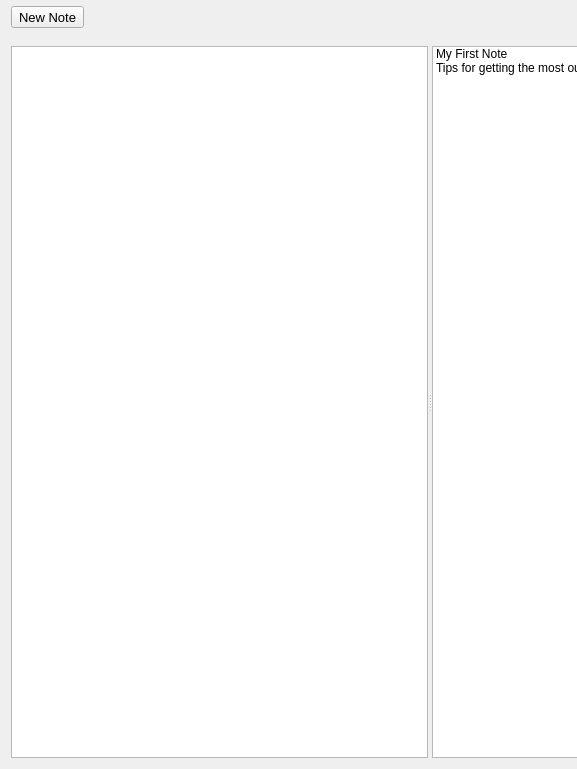
Before: the Qt Designer form mainwindow.ui in Open-App-Library/Vibrato-Notes-Desktop, drawn with Qt 5; both pictures show x 0 to 577 and y 0 to 769 of the 1280 by 769 pixel window.
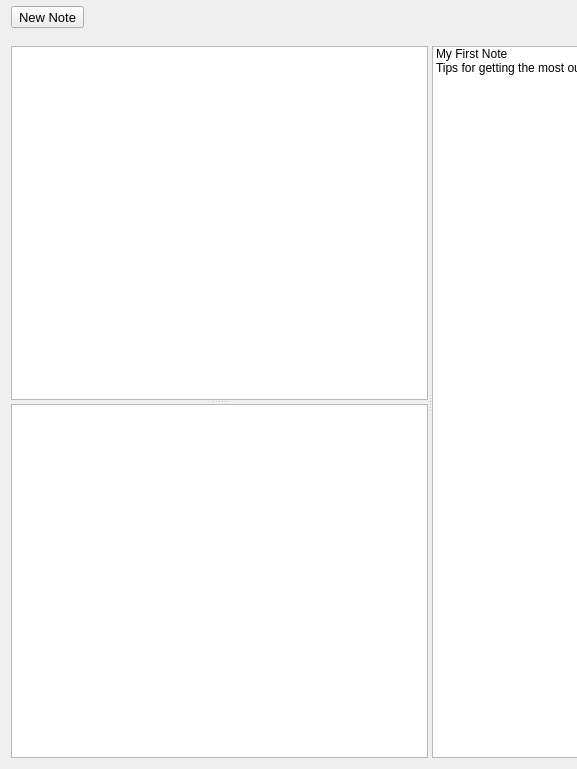
After: the same form once the commit is applied. Icons and pictures are not drawn.

```diff
--- a/mainwindow.ui
+++ b/mainwindow.ui
@@ -142,16 +142,28 @@
     </item>
     <item>
      <widget class="QWidget" name="contentArea" native="true">
-      <layout class="QVBoxLayout" name="verticalLayout_3">
+      <layout class="QHBoxLayout" name="horizontalLayout_2">
        <item>
-        <widget class="QSplitter" name="splitter">
+        <widget class="QSplitter" name="mainSplitter">
          <property name="orientation">
           <enum>Qt::Horizontal</enum>
          </property>
-         <widget class="QTreeView" name="notebookTreeView">
-          <property name="styleSheet">
-           <string notr="true"/>
+         <widget class="QSplitter" name="splitter">
+          <property name="orientation">
+           <enum>Qt::Vertical</enum>
           </property>
+          <widget class="QListWidget" name="notebookListWidget">
+           <property name="styleSheet">
+            <string notr="true"/>
+           </property>
+          </widget>
+          <widget class="QListWidget" name="testTree">
+           <property name="styleSheet">
+            <string notr="true">QTreeView::item {
+    padding: 6 0;
+}</string>
+           </property>
+          </widget>
          </widget>
          <widget class="QListWidget" name="noteList">
           <item>
```
Left out of the diff: 10 changed lines with no effect on the pictures.
